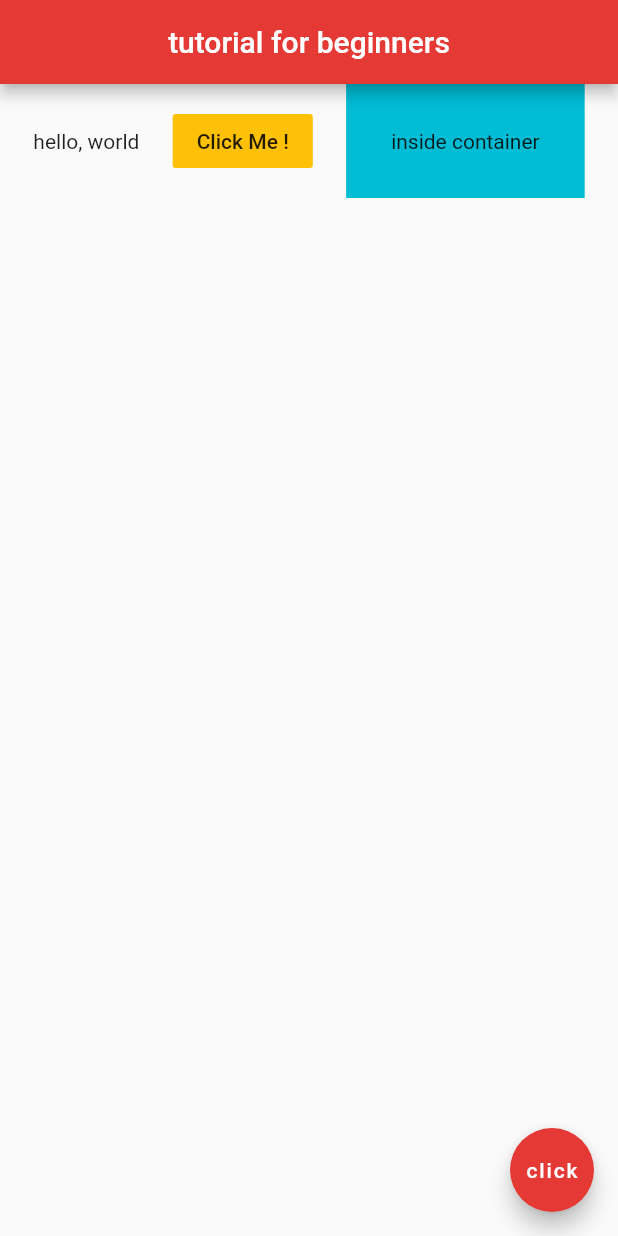
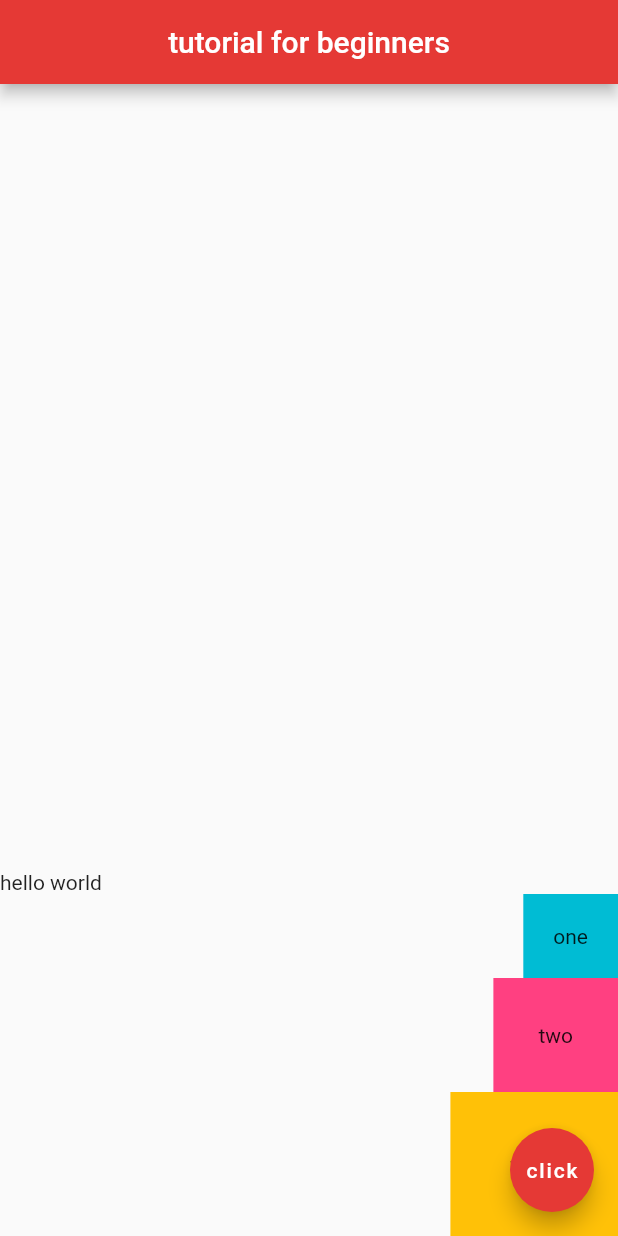
Before and after one commit to G-Shino/spike-flutter, a Flutter app: the screen it shows after launch, on a phone screen of 412 x 824 dp. Run offline on Flutter 3.47's test engine with Material 2 defaults, Android fonts, the phone set to English and light mode, and no system bars.

Commit message:
add column

```diff
--- a/tutorialForBeginners/lib/main.dart
+++ b/tutorialForBeginners/lib/main.dart
@@ -13,23 +13,32 @@ class Home extends StatelessWidget {
         centerTitle: true,
         backgroundColor: Colors.red[600],
       ),
-      body: Row(
-        mainAxisAlignment: MainAxisAlignment.spaceEvenly,
-
-        crossAxisAlignment: CrossAxisAlignment.center,
+      body: Column(
+        mainAxisAlignment: MainAxisAlignment.end,
+        crossAxisAlignment: CrossAxisAlignment.end,
         children: <Widget>[
-          Text("hello, world"),
-          FlatButton(
-            onPressed: () {},
-            color: Colors.amber,
-            child: Text("Click Me !"),
+          Row(
+            children: <Widget>[
+              Text("hello"),
+              Text(" world"),
+            ]
           ),
           Container(
+            padding: EdgeInsets.all(20.0),
             color: Colors.cyan,
+            child: Text("one"),
+          ),
+          Container(
             padding: EdgeInsets.all(30.0),
-            child: Text("inside container"),
-          )
-        ]
+            color: Colors.pinkAccent,
+            child: Text("two"),
+          ),
+          Container(
+            padding: EdgeInsets.all(40.0),
+            color: Colors.amber,
+            child: Text("three"),
+          ),
+        ],
       ),
       floatingActionButton: FloatingActionButton(
         child: Text("click"),
```
